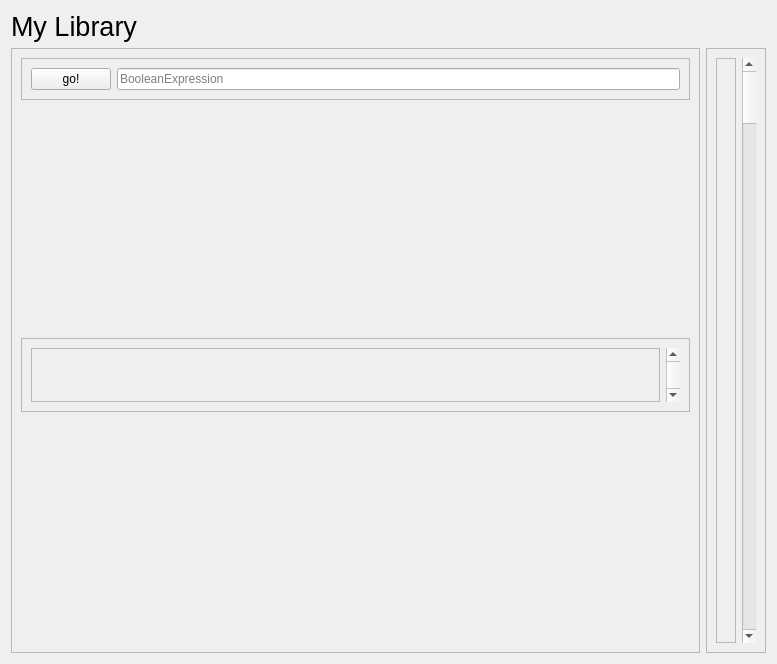
The window that src/views/ui/home.ui (adibozzhanov/LeProgram) describes before a commit, drawn with Qt 5.
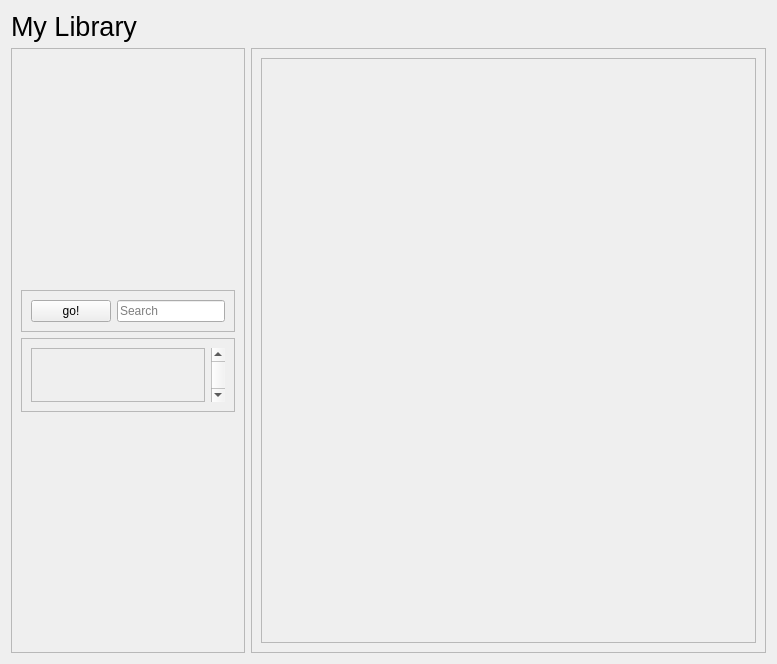
The same window after the commit.

Commit message: feat: added scrollable area with stub test instances for now

```diff
--- a/src/views/ui/home.ui
+++ b/src/views/ui/home.ui
@@ -14,8 +14,14 @@
    <string>Frame</string>
   </property>
   <layout class="QGridLayout" name="gridLayout">
-   <item row="2" column="1">
+   <item row="1" column="1">
     <widget class="QFrame" name="testsAndScrollbarFrame">
+     <property name="sizePolicy">
+      <sizepolicy hsizetype="Minimum" vsizetype="Minimum">
+       <horstretch>0</horstretch>
+       <verstretch>0</verstretch>
+      </sizepolicy>
+     </property>
      <property name="frameShape">
       <enum>QFrame::StyledPanel</enum>
      </property>
@@ -24,21 +30,21 @@
      </property>
      <layout class="QHBoxLayout" name="horizontalLayout">
       <item>
-       <widget class="QFrame" name="testsFrame">
-        <property name="frameShape">
-         <enum>QFrame::StyledPanel</enum>
+       <widget class="QScrollArea" name="testScrollArea">
+        <property name="widgetResizable">
+         <bool>true</bool>
         </property>
-        <property name="frameShadow">
-         <enum>QFrame::Raised</enum>
-        </property>
-        <layout class="QVBoxLayout" name="verticalLayout_3"/>
-       </widget>
-      </item>
-      <item>
-       <widget class="QScrollBar" name="testsScrollbar">
-        <property name="orientation">
-         <enum>Qt::Vertical</enum>
-        </property>
+        <widget class="QWidget" name="scrollAreaWidgetContents">
+         <property name="geometry">
+          <rect>
+           <x>0</x>
+           <y>0</y>
+           <width>463</width>
+           <height>585</height>
+          </rect>
+         </property>
+         <layout class="QVBoxLayout" name="testsAreaContents"/>
+        </widget>
        </widget>
       </item>
      </layout>
@@ -56,8 +62,14 @@
      </property>
     </widget>
    </item>
-   <item row="2" column="0">
+   <item row="1" column="0">
     <widget class="QFrame" name="searchAndTagsFrame">
+     <property name="sizePolicy">
+      <sizepolicy hsizetype="Maximum" vsizetype="Preferred">
+       <horstretch>0</horstretch>
+       <verstretch>0</verstretch>
+      </sizepolicy>
+     </property>
      <property name="frameShape">
       <enum>QFrame::StyledPanel</enum>
      </property>
@@ -65,6 +77,19 @@
       <enum>QFrame::Raised</enum>
      </property>
      <layout class="QVBoxLayout" name="verticalLayout_2">
+      <item>
+       <spacer name="verticalSpacer_3">
+        <property name="orientation">
+         <enum>Qt::Vertical</enum>
+        </property>
+        <property name="sizeHint" stdset="0">
+         <size>
+          <width>20</width>
+          <height>40</height>
+         </size>
+        </property>
+       </spacer>
+      </item>
       <item>
        <widget class="QFrame" name="searchFrame">
         <property name="frameShape">
@@ -84,26 +109,13 @@
          <item>
           <widget class="QLineEdit" name="searchLineEdit">
            <property name="placeholderText">
-            <string>BooleanExpression</string>
+            <string>Search</string>
            </property>
           </widget>
          </item>
         </layout>
        </widget>
       </item>
-      <item>
-       <spacer name="verticalSpacer_2">
-        <property name="orientation">
-         <enum>Qt::Vertical</enum>
-        </property>
-        <property name="sizeHint" stdset="0">
-         <size>
-          <width>20</width>
-          <height>40</height>
-         </size>
-        </property>
-       </spacer>
-      </item>
       <item>
        <widget class="QFrame" name="tagsAndScrollbarFrame">
         <property name="frameShape">
```
The commit also changes 16 other files.
